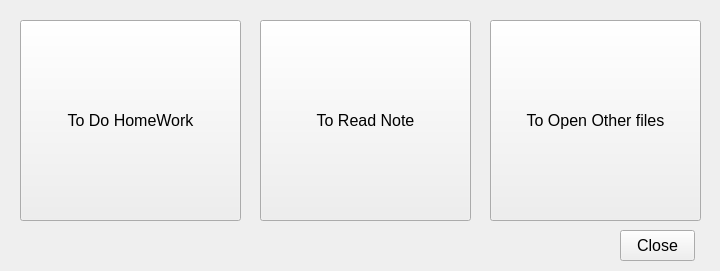
Above: homeworktool.ui from dkithmal/BinduProjectStudent before the change. Below: the same form after it.
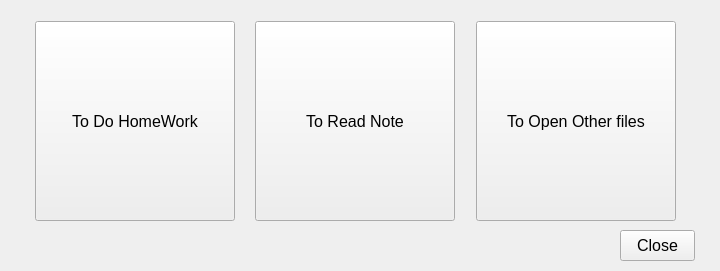
That is the form after the change.

Patch:
```diff
--- a/homeworktool.ui
+++ b/homeworktool.ui
@@ -18,45 +18,6 @@
   <property name="windowTitle">
    <string>Form</string>
   </property>
-  <widget class="QPushButton" name="pBDoHomeWork">
-   <property name="geometry">
-    <rect>
-     <x>20</x>
-     <y>20</y>
-     <width>221</width>
-     <height>201</height>
-    </rect>
-   </property>
-   <property name="text">
-    <string>To Do HomeWork</string>
-   </property>
-  </widget>
-  <widget class="QPushButton" name="pBReadNote">
-   <property name="geometry">
-    <rect>
-     <x>260</x>
-     <y>20</y>
-     <width>211</width>
-     <height>201</height>
-    </rect>
-   </property>
-   <property name="text">
-    <string>To Read Note</string>
-   </property>
-  </widget>
-  <widget class="QPushButton" name="pBOpenOtherFile">
-   <property name="geometry">
-    <rect>
-     <x>490</x>
-     <y>20</y>
-     <width>211</width>
-     <height>201</height>
-    </rect>
-   </property>
-   <property name="text">
-    <string>To Open Other files</string>
-   </property>
-  </widget>
   <widget class="QPushButton" name="pushButton_4">
    <property name="geometry">
     <rect>
@@ -70,6 +31,109 @@
     <string>Close</string>
    </property>
   </widget>
+  <widget class="QWidget" name="">
+   <property name="geometry">
+    <rect>
+     <x>20</x>
+     <y>20</y>
+     <width>671</width>
+     <height>202</height>
+    </rect>
+   </property>
+   <layout class="QGridLayout" name="gridLayout">
+    <item row="0" column="0">
+     <spacer name="horizontalSpacer_3">
+      <property name="orientation">
+       <enum>Qt::Horizontal</enum>
+      </property>
+      <property name="sizeHint" stdset="0">
+       <size>
+        <width>40</width>
+        <height>20</height>
+       </size>
+      </property>
+     </spacer>
+    </item>
+    <item row="0" column="1">
+     <widget class="QPushButton" name="pBDoHomeWork">
+      <property name="minimumSize">
+       <size>
+        <width>200</width>
+        <height>200</height>
+       </size>
+      </property>
+      <property name="text">
+       <string>To Do HomeWork</string>
+      </property>
+     </widget>
+    </item>
+    <item row="0" column="5">
+     <widget class="QPushButton" name="pBOpenOtherFile">
+      <property name="minimumSize">
+       <size>
+        <width>200</width>
+        <height>200</height>
+       </size>
+      </property>
+      <property name="text">
+       <string>To Open Other files</string>
+      </property>
+     </widget>
+    </item>
+    <item row="0" column="3">
+     <widget class="QPushButton" name="pBReadNote">
+      <property name="minimumSize">
+       <size>
+        <width>200</width>
+        <height>200</height>
+       </size>
+      </property>
+      <property name="text">
+       <string>To Read Note</string>
+      </property>
+     </widget>
+    </item>
+    <item row="0" column="4">
+     <spacer name="horizontalSpacer_2">
+      <property name="orientation">
+       <enum>Qt::Horizontal</enum>
+      </property>
+      <property name="sizeHint" stdset="0">
+       <size>
+        <width>40</width>
+        <height>20</height>
+       </size>
+      </property>
+     </spacer>
+    </item>
+    <item row="0" column="2">
+     <spacer name="horizontalSpacer">
+      <property name="orientation">
+       <enum>Qt::Horizontal</enum>
+      </property>
+      <property name="sizeHint" stdset="0">
+       <size>
+        <width>40</width>
+        <height>20</height>
+       </size>
+      </property>
+     </spacer>
+    </item>
+    <item row="0" column="6">
+     <spacer name="horizontalSpacer_4">
+      <property name="orientation">
+       <enum>Qt::Horizontal</enum>
+      </property>
+      <property name="sizeHint" stdset="0">
+       <size>
+        <width>40</width>
+        <height>20</height>
+       </size>
+      </property>
+     </spacer>
+    </item>
+   </layout>
+  </widget>
  </widget>
  <resources/>
  <connections>
```
